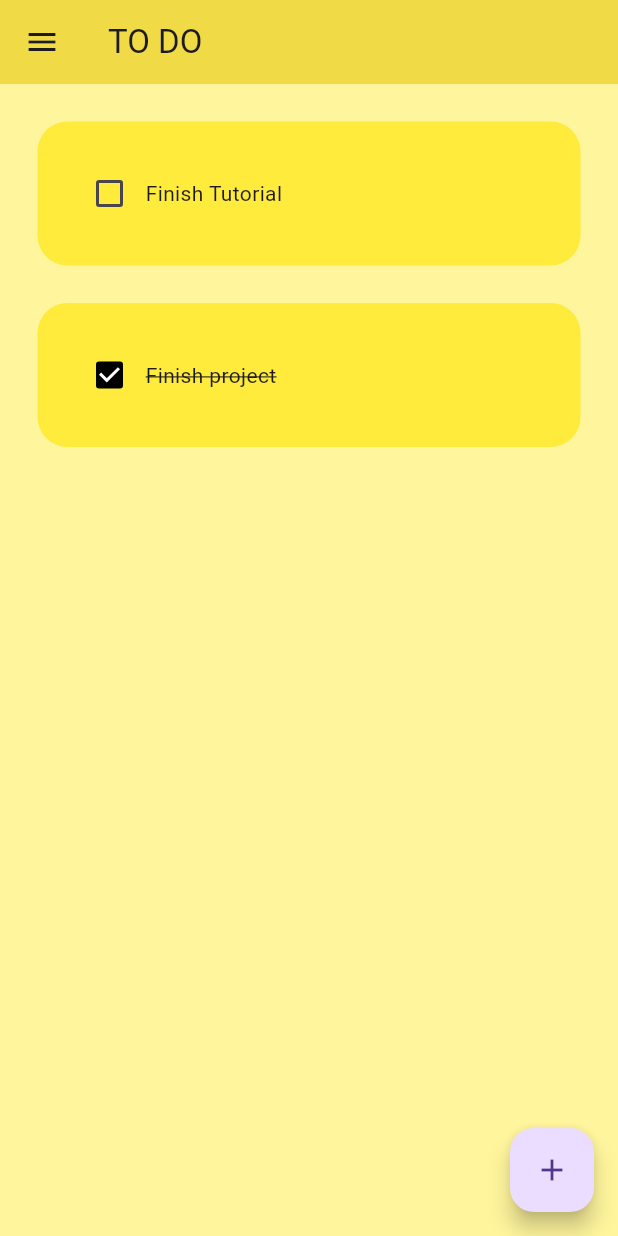
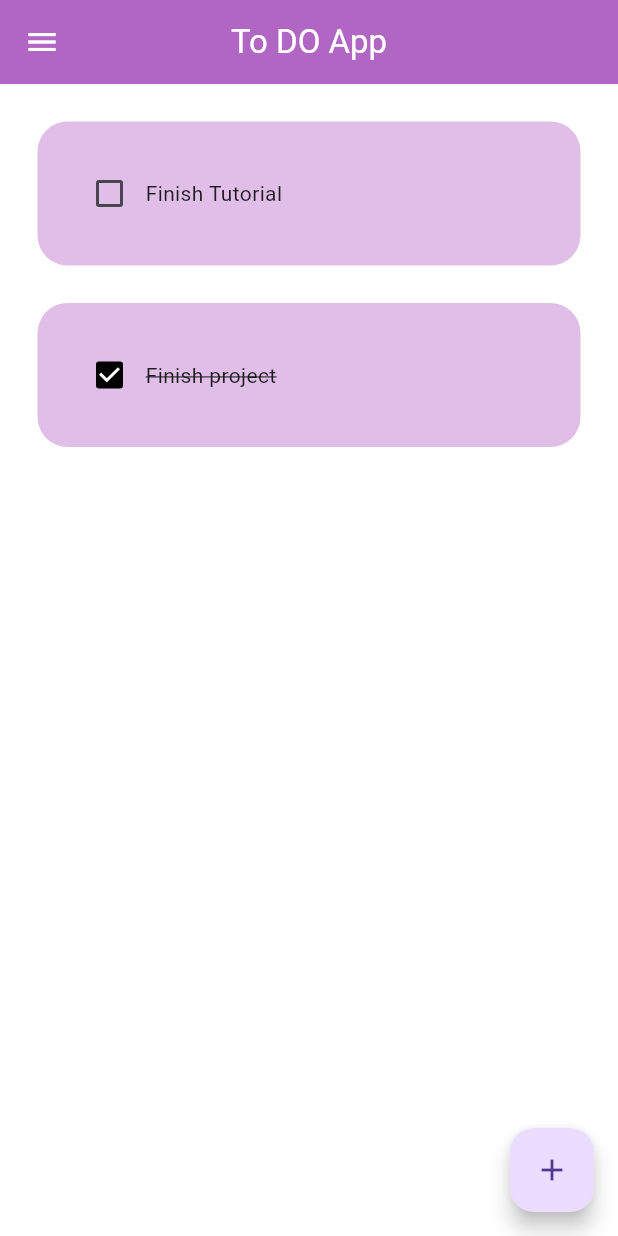
Before and after one commit to Abdul12majid/first_flutter_app, a Flutter app: the TodoPage screen opened by its route, on a phone screen of 412 x 824 dp. Run offline on Flutter 3.47's test engine with Material 3 defaults, Android fonts, the phone set to English and light mode, and no system bars; drawn by our look-alikes of flutter_slidable; our stand-ins replace hive, hive_flutter; accounts and stored records are empty.

Commit message:
project clean up

```diff
--- a/lib/Projects/to_do/todo_page.dart
+++ b/lib/Projects/to_do/todo_page.dart
@@ -84,20 +84,74 @@ class _TodoPageState extends State<TodoPage>{
 	@override
 	Widget build(BuildContext context){
 		return Scaffold(
-			backgroundColor: Colors.yellow[200],
+			backgroundColor: Colors.white,
 
 			appBar: AppBar(
-				backgroundColor: Colors.yellow,
+				iconTheme: IconThemeData(color: Colors.white),
+				centerTitle: true,
+				backgroundColor: Colors.purple[300],
 
-				title: Text('TO DO'),
+				title: Text('To DO App',
+					style: TextStyle(
+					color: Colors.white,
+				),),
 				elevation: 5,
 				), //appbar
 
-			drawer: Drawer(),
+
+			drawer: Drawer(
+	    		backgroundColor: Colors.purple[300],
+		    		child: Padding(
+		    			padding: EdgeInsets.only(left: 25.0),
+		    			child: Column(
+		    			children: [
+
+		    			DrawerHeader(
+		    				child: Icon(
+		    					Icons.book,
+		    					color: Colors.white,
+		    					size:48
+		    					),//icon
+		    				), //DrawerHeader
+
+
+		    			ListTile(
+		    				leading: Icon(Icons.home, color: Colors.white),
+		    				title: Text("H O M E",
+		    					style: TextStyle(
+		    						color: Colors.white,
+		    						), // styletext
+		    					),
+		    				onTap: () {
+		    					Navigator.pop(context);
+		    					Navigator.pushNamed(context, '/b_homepage');
+		    					},
+		    				), //listile
+
+		    			ListTile(
+		    				leading: Icon(Icons.book, color: Colors.white),
+		    				title: Text("T U T O R I A L S",
+		    					style: TextStyle(
+		    						color: Colors.white,
+		    						), // styletext
+		    					),
+		    				onTap: () {
+		    					Navigator.pop(context);
+		    					Navigator.pushNamed(context, '/tutorial_tab');
+		    					},
+		    				), //listile
+
+
+		    			], // children
+		    			)// column
+	    			), //padding
+    		), //drawer
+
 			floatingActionButton: FloatingActionButton(
 				onPressed: createNewTask,
 				child: Icon(Icons.add),
 				),
+
 			body: ListView.builder(
 				itemCount: db.toDoList.length,
 				itemBuilder: (context, index) {
--- a/lib/Projects/to_do/utils/dialog_box.dart
+++ b/lib/Projects/to_do/utils/dialog_box.dart
@@ -15,7 +15,7 @@ class DialogBox extends StatelessWidget {
 	@override
 	Widget build(BuildContext context) {
 		return AlertDialog(
-			backgroundColor: Colors.yellow[300],
+			backgroundColor: Colors.white,
 			content: Container(
 				height: 120,
 				child: Column(
--- a/lib/Projects/to_do/utils/my_button.dart
+++ b/lib/Projects/to_do/utils/my_button.dart
@@ -18,7 +18,7 @@ class MyButton extends StatelessWidget {
 	Widget build(BuildContext context) {
 		return MaterialButton(
 			onPressed: onPressed,
-			color: Colors.yellow,
+			color: Colors.purple[100],
 			child: Text(text),
 			); //button
 
--- a/lib/Projects/to_do/utils/todo_tile.dart
+++ b/lib/Projects/to_do/utils/todo_tile.dart
@@ -54,7 +54,7 @@ class ToDoTile extends StatelessWidget {
             ], //children
             ), //row
           decoration: BoxDecoration(
-            color: Colors.yellow,
+            color: Colors.purple[100],
             borderRadius: BorderRadius.circular(20),
 
             ), //BoxDecoration
--- a/lib/main.dart
+++ b/lib/main.dart
@@ -4,7 +4,9 @@ import 'package:first_app/projects/scaf_folds/first_page.dart';
 import 'package:first_app/projects/scaf_folds/second_page.dart';
 
 import 'package:first_app/projects/counter/counter_page.dart';
+
 import 'package:first_app/pages/base_homepage.dart';
+import 'package:first_app/pages/tutorial_tab.dart';
 
 import 'package:first_app/projects/to_do/todo_page.dart';
 import 'package:hive/hive.dart';
@@ -51,6 +53,7 @@ class MyApp extends StatelessWidget {
         '/e_homepage': (context) => HomePage(),
         '/cartpage': (context) => CartPage(),
         '/b_homepage': (context) => BaseHomePage(),
+        '/tutorial_tab': (context) => TutorialTabPage(),
         },
       ) // MaterialApp
       ); //ChangedNotifierProvider
--- a/lib/pages/base_homepage.dart
+++ b/lib/pages/base_homepage.dart
@@ -78,13 +78,13 @@ class BaseHomePage extends StatelessWidget {
 
 		      		child: ElevatedButton(
 						onPressed:() {
-							Navigator.pushNamed(context, '/firstpage');
+							Navigator.pushNamed(context, '/tutorial_tab');
 							},
 						style: ElevatedButton.styleFrom(
     					backgroundColor: Colors.blue,
 						), //style
 						child: Text(
-							"Click to Start",
+							"Start",
 							style: TextStyle(
 								fontWeight: FontWeight.bold,
 			        			fontSize: 30,
```
Also changed, not shown: lib/Projects/counter/counter_page.dart (+60 -1 lines), lib/Projects/e_commerce/e_homepage.dart (+46 -17 lines), lib/Projects/scaf_folds/first_page.dart (+12 -58 lines), lib/Projects/scaf_folds/second_page.dart (+11 -28 lines), lib/pages/tutorial_tab.dart (added, +143 -0 lines), lib/images/scaf.jpg (added).
